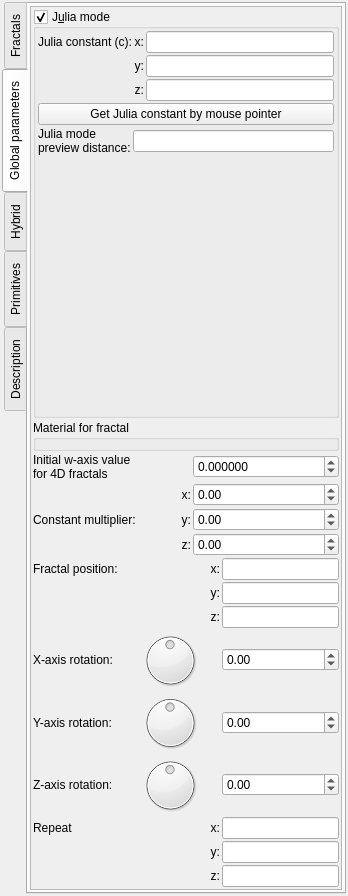
The window that mandelbulber2/qt/dock_fractal.ui (buddhi1980/mandelbulber2) describes before a commit, drawn with Qt 5.
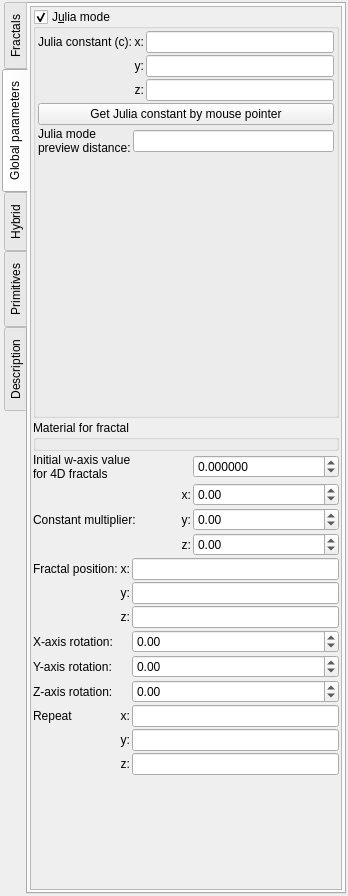
The same window after the commit. The open tabs and pages were chosen to show the change. Icons and pictures are not drawn. Custom widgets are drawn as their Qt base class.

Commit message: Added dial for edit fields for angle. Cleaned up UIs

Patch:
```diff
--- a/mandelbulber2/qt/dock_fractal.ui
+++ b/mandelbulber2/qt/dock_fractal.ui
@@ -1179,44 +1179,6 @@
                </property>
               </widget>
              </item>
-             <item row="4" column="1">
-              <widget class="QDial" name="dial3_fractal_rotation_y">
-               <property name="sizePolicy">
-                <sizepolicy hsizetype="Preferred" vsizetype="Maximum">
-                 <horstretch>0</horstretch>
-                 <verstretch>0</verstretch>
-                </sizepolicy>
-               </property>
-               <property name="minimum">
-                <number>-18000</number>
-               </property>
-               <property name="maximum">
-                <number>18000</number>
-               </property>
-               <property name="wrapping">
-                <bool>true</bool>
-               </property>
-              </widget>
-             </item>
-             <item row="3" column="1">
-              <widget class="QDial" name="dial3_fractal_rotation_x">
-               <property name="sizePolicy">
-                <sizepolicy hsizetype="Maximum" vsizetype="Maximum">
-                 <horstretch>0</horstretch>
-                 <verstretch>0</verstretch>
-                </sizepolicy>
-               </property>
-               <property name="minimum">
-                <number>-18000</number>
-               </property>
-               <property name="maximum">
-                <number>18000</number>
-               </property>
-               <property name="wrapping">
-                <bool>true</bool>
-               </property>
-              </widget>
-             </item>
              <item row="3" column="2">
               <widget class="MyDoubleSpinBox" name="spinboxd3_fractal_rotation_x">
                <property name="sizePolicy">
@@ -1273,25 +1235,6 @@
                </property>
               </widget>
              </item>
-             <item row="5" column="1">
-              <widget class="QDial" name="dial3_fractal_rotation_z">
-               <property name="sizePolicy">
-                <sizepolicy hsizetype="Preferred" vsizetype="Maximum">
-                 <horstretch>0</horstretch>
-                 <verstretch>0</verstretch>
-                </sizepolicy>
-               </property>
-               <property name="minimum">
-                <number>-18000</number>
-               </property>
-               <property name="maximum">
-                <number>18000</number>
-               </property>
-               <property name="wrapping">
-                <bool>true</bool>
-               </property>
-              </widget>
-             </item>
              <item row="5" column="2">
               <widget class="MyDoubleSpinBox" name="spinboxd3_fractal_rotation_z">
                <property name="sizePolicy">
```
Left out of the diff: 77 changed lines with no effect on the pictures. The commit also changes 14 other files.
